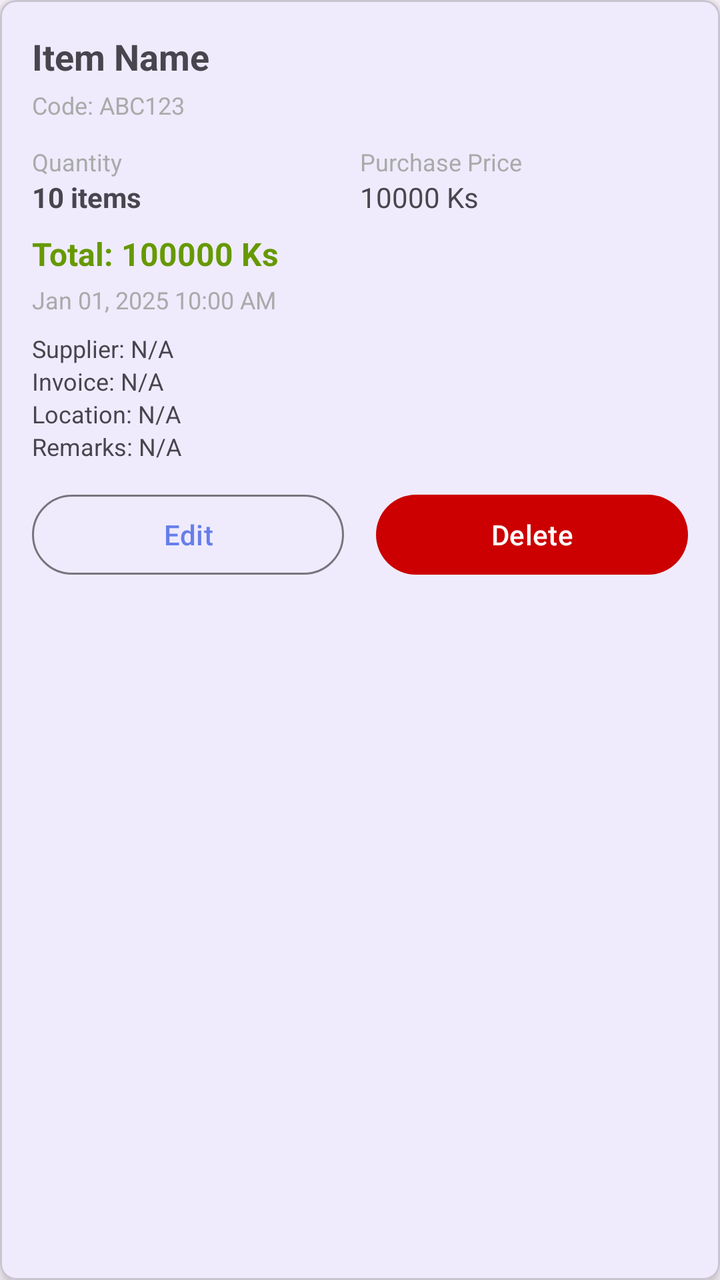
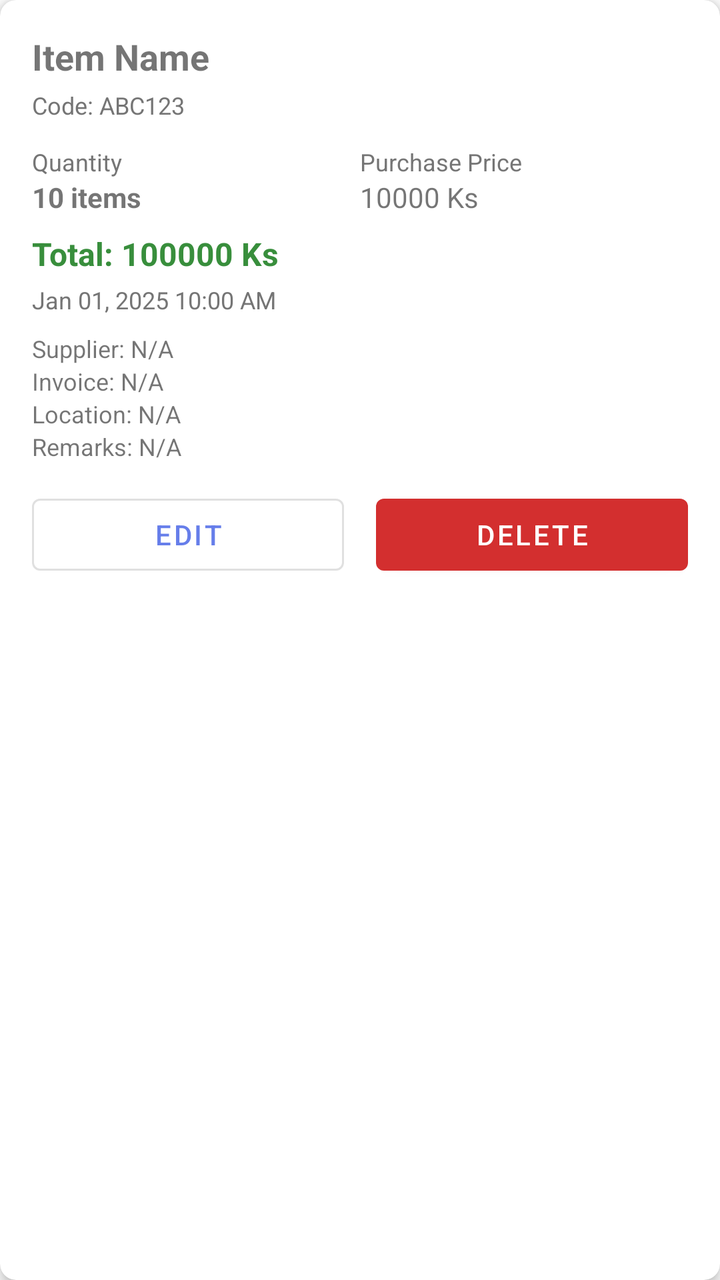

An Android layout rendered at two revisions. The XML below is the earlier revision; the diff shows what the commit changed to produce the second picture.
<!-- AndroidManifest.xml: application theme Theme.AwakenCompany -->
<!-- res/layout/item_incoming.xml -->
<?xml version="1.0" encoding="utf-8"?>
<com.google.android.material.card.MaterialCardView xmlns:android="http://schemas.android.com/apk/res/android"
    xmlns:app="http://schemas.android.com/apk/res-auto"
    android:layout_width="match_parent"
    android:layout_height="wrap_content"
    android:layout_margin="8dp"
    app:cardCornerRadius="8dp"
    app:cardElevation="4dp">

    <LinearLayout
        android:layout_width="match_parent"
        android:layout_height="wrap_content"
        android:orientation="vertical"
        android:padding="16dp">

        <TextView
            android:id="@+id/tvItemName"
            android:layout_width="match_parent"
            android:layout_height="wrap_content"
            android:text="Item Name"
            android:textSize="18sp"
            android:textStyle="bold" />

        <TextView
            android:id="@+id/tvItemCode"
            android:layout_width="match_parent"
            android:layout_height="wrap_content"
            android:layout_marginTop="4dp"
            android:text="Code: ABC123"
            android:textSize="12sp"
            android:textColor="@android:color/darker_gray" />

        <LinearLayout
            android:layout_width="match_parent"
            android:layout_height="wrap_content"
            android:layout_marginTop="12dp"
            android:orientation="horizontal"
            android:weightSum="2">

            <LinearLayout
                android:layout_width="0dp"
                android:layout_height="wrap_content"
                android:layout_weight="1"
                android:orientation="vertical">

                <TextView
                    android:layout_width="wrap_content"
                    android:layout_height="wrap_content"
                    android:text="Quantity"
                    android:textSize="12sp"
                    android:textColor="@android:color/darker_gray" />

                <TextView
                    android:id="@+id/tvQuantity"
                    android:layout_width="wrap_content"
                    android:layout_height="wrap_content"
                    android:text="10 items"
                    android:textSize="14sp"
                    android:textStyle="bold" />

            </LinearLayout>

            <LinearLayout
                android:layout_width="0dp"
                android:layout_height="wrap_content"
                android:layout_weight="1"
                android:orientation="vertical">

                <TextView
                    android:layout_width="wrap_content"
                    android:layout_height="wrap_content"
                    android:text="Purchase Price"
                    android:textSize="12sp"
                    android:textColor="@android:color/darker_gray" />

                <TextView
                    android:id="@+id/tvPurchasePrice"
                    android:layout_width="wrap_content"
                    android:layout_height="wrap_content"
                    android:text="10000 Ks"
                    android:textSize="14sp" />

            </LinearLayout>

        </LinearLayout>

        <TextView
            android:id="@+id/tvTotal"
            android:layout_width="match_parent"
            android:layout_height="wrap_content"
            android:layout_marginTop="8dp"
            android:text="Total: 100000 Ks"
            android:textSize="16sp"
            android:textStyle="bold"
            android:textColor="@android:color/holo_green_dark" />

        <TextView
            android:id="@+id/tvDate"
            android:layout_width="match_parent"
            android:layout_height="wrap_content"
            android:layout_marginTop="4dp"
            android:text="Jan 01, 2025 10:00 AM"
            android:textSize="12sp"
            android:textColor="@android:color/darker_gray" />

        <TextView
            android:id="@+id/tvSupplier"
            android:layout_width="match_parent"
            android:layout_height="wrap_content"
            android:layout_marginTop="8dp"
            android:text="Supplier: N/A"
            android:textSize="12sp" />

        <TextView
            android:id="@+id/tvInvoiceNo"
            android:layout_width="match_parent"
            android:layout_height="wrap_content"
            android:text="Invoice: N/A"
            android:textSize="12sp" />

        <TextView
            android:id="@+id/tvLocation"
            android:layout_width="match_parent"
            android:layout_height="wrap_content"
            android:text="Location: N/A"
            android:textSize="12sp" />

        <TextView
            android:id="@+id/tvRemarks"
            android:layout_width="match_parent"
            android:layout_height="wrap_content"
            android:text="Remarks: N/A"
            android:textSize="12sp" />

        <LinearLayout
            android:layout_width="match_parent"
            android:layout_height="wrap_content"
            android:layout_marginTop="12dp"
            android:orientation="horizontal">

            <com.google.android.material.button.MaterialButton
                android:id="@+id/btnEdit"
                android:layout_width="0dp"
                android:layout_height="wrap_content"
                android:layout_marginEnd="8dp"
                android:layout_weight="1"
                android:text="@string/edit"
                style="@style/Widget.Material3.Button.OutlinedButton" />

            <com.google.android.material.button.MaterialButton
                android:id="@+id/btnDelete"
                android:layout_width="0dp"
                android:layout_height="wrap_content"
                android:layout_marginStart="8dp"
                android:layout_weight="1"
                android:text="@string/delete"
                android:textColor="@android:color/white"
                app:backgroundTint="@android:color/holo_red_dark" />

        </LinearLayout>

    </LinearLayout>

</com.google.android.material.card.MaterialCardView>
<!-- resources referenced by this layout -->
<resources>
  <string name="delete">Delete</string>
  <string name="edit">Edit</string>
  <style name="Theme.AwakenCompany" parent="Theme.Material3.DayNight">
          <item name="colorPrimary">@color/primary</item>
          <item name="colorPrimaryVariant">@color/primary_dark</item>
          <item name="colorOnPrimary">@color/white</item>
      </style>
  <color name="primary">#667eea</color>
  <color name="primary_dark">#5568d3</color>
  <color name="white">#FFFFFF</color>
</resources>

<!-- the commit's change to res/layout/item_incoming.xml (unified diff, before → after) -->
@@ -28,7 +28,7 @@
             android:layout_marginTop="4dp"
             android:text="Code: ABC123"
             android:textSize="12sp"
-            android:textColor="@android:color/darker_gray" />
+            android:textColor="@color/darker_gray" />
 
         <LinearLayout
             android:layout_width="match_parent"
@@ -48,7 +48,7 @@
                     android:layout_height="wrap_content"
                     android:text="Quantity"
                     android:textSize="12sp"
-                    android:textColor="@android:color/darker_gray" />
+                    android:textColor="@color/darker_gray" />
 
                 <TextView
                     android:id="@+id/tvQuantity"
@@ -71,7 +71,7 @@
                     android:layout_height="wrap_content"
                     android:text="Purchase Price"
                     android:textSize="12sp"
-                    android:textColor="@android:color/darker_gray" />
+                    android:textColor="@color/darker_gray" />
 
                 <TextView
                     android:id="@+id/tvPurchasePrice"
@@ -92,7 +92,7 @@
             android:text="Total: 100000 Ks"
             android:textSize="16sp"
             android:textStyle="bold"
-            android:textColor="@android:color/holo_green_dark" />
+            android:textColor="@color/holo_green_dark" />
 
         <TextView
             android:id="@+id/tvDate"
@@ -101,7 +101,7 @@
             android:layout_marginTop="4dp"
             android:text="Jan 01, 2025 10:00 AM"
             android:textSize="12sp"
-            android:textColor="@android:color/darker_gray" />
+            android:textColor="@color/darker_gray" />
 
         <TextView
             android:id="@+id/tvSupplier"
@@ -145,7 +145,7 @@
                 android:layout_marginEnd="8dp"
                 android:layout_weight="1"
                 android:text="@string/edit"
-                style="@style/Widget.Material3.Button.OutlinedButton" />
+                style="@style/Widget.MaterialComponents.Button.OutlinedButton" />
 
             <com.google.android.material.button.MaterialButton
                 android:id="@+id/btnDelete"
@@ -154,8 +154,8 @@
                 android:layout_marginStart="8dp"
                 android:layout_weight="1"
                 android:text="@string/delete"
-                android:textColor="@android:color/white"
-                app:backgroundTint="@android:color/holo_red_dark" />
+                android:textColor="@color/white"
+                app:backgroundTint="@color/holo_red_dark" />
 
         </LinearLayout>
 
<!-- resource entries referenced after the edit -->
@@ -1,8 +1,11 @@
 <!-- resources referenced by this layout -->
 <resources>
+  <color name="darker_gray">#757575</color>
+  <color name="holo_green_dark">#388E3C</color>
+  <color name="holo_red_dark">#D32F2F</color>
   <string name="delete">Delete</string>
   <string name="edit">Edit</string>
-  <style name="Theme.AwakenCompany" parent="Theme.Material3.DayNight">
+  <style name="Theme.AwakenCompany" parent="Theme.MaterialComponents.DayNight">
           <item name="colorPrimary">@color/primary</item>
           <item name="colorPrimaryVariant">@color/primary_dark</item>
           <item name="colorOnPrimary">@color/white</item>
